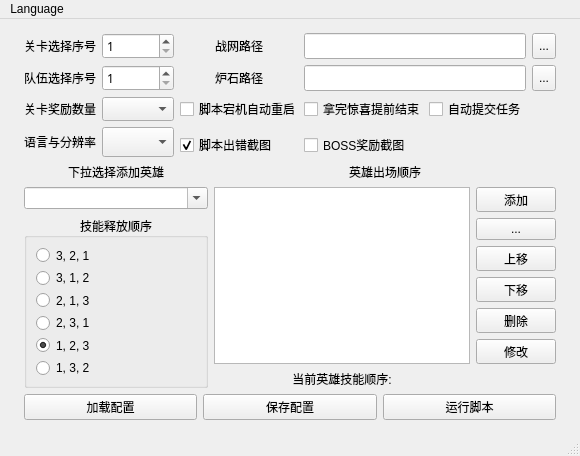
Old version of the form ui/main_chs.ui in the repository zhoubin-me/lushi_script.
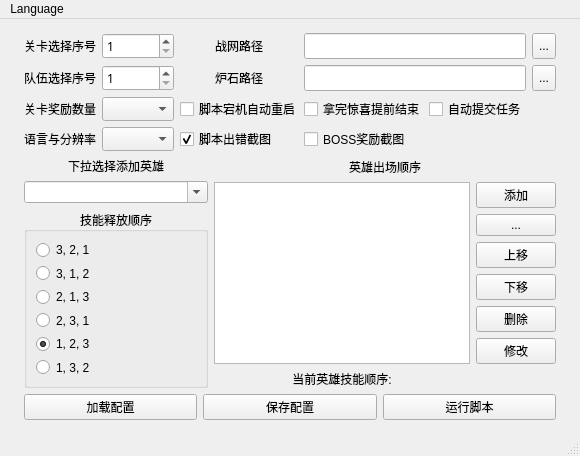
New version of the form. Custom widgets are drawn as their Qt base class.

Patch:
```diff
--- a/ui/main_chs.ui
+++ b/ui/main_chs.ui
@@ -10,6 +10,12 @@
     <height>456</height>
    </rect>
   </property>
+  <property name="sizePolicy">
+   <sizepolicy hsizetype="Preferred" vsizetype="Expanding">
+    <horstretch>0</horstretch>
+    <verstretch>0</verstretch>
+   </sizepolicy>
+  </property>
   <property name="minimumSize">
    <size>
     <width>580</width>
@@ -361,22 +367,6 @@
       </item>
       <item row="0" column="0">
        <layout class="QGridLayout" name="gridLayout_2">
-        <item row="6" column="1" rowspan="2">
-         <widget class="QComboBox" name="lang">
-          <property name="sizePolicy">
-           <sizepolicy hsizetype="Minimum" vsizetype="Expanding">
-            <horstretch>0</horstretch>
-            <verstretch>0</verstretch>
-           </sizepolicy>
-          </property>
-          <property name="font">
-           <font>
-            <family>Microsoft YaHei UI</family>
-            <pointsize>9</pointsize>
-           </font>
-          </property>
-         </widget>
-        </item>
         <item row="3" column="4">
          <widget class="QCheckBox" name="early_stop">
           <property name="sizePolicy">
@@ -482,28 +472,6 @@
           </property>
          </widget>
         </item>
-        <item row="6" column="0" rowspan="2">
-         <widget class="QLabel" name="label_8">
-          <property name="sizePolicy">
-           <sizepolicy hsizetype="Minimum" vsizetype="Expanding">
-            <horstretch>0</horstretch>
-            <verstretch>0</verstretch>
-           </sizepolicy>
-          </property>
-          <property name="font">
-           <font>
-            <family>Microsoft YaHei UI</family>
-            <pointsize>9</pointsize>
-           </font>
-          </property>
-          <property name="text">
-           <string>语言与分辨率</string>
-          </property>
-          <property name="alignment">
-           <set>Qt::AlignLeading|Qt::AlignLeft|Qt::AlignVCenter</set>
-          </property>
-         </widget>
-        </item>
         <item row="0" column="1">
          <widget class="QSpinBox" name="boss_level">
           <property name="sizePolicy">
@@ -589,25 +557,6 @@
           </property>
          </widget>
         </item>
-        <item row="7" column="4">
-         <widget class="QCheckBox" name="screenshot_reward">
-          <property name="sizePolicy">
-           <sizepolicy hsizetype="Minimum" vsizetype="Expanding">
-            <horstretch>0</horstretch>
-            <verstretch>0</verstretch>
-           </sizepolicy>
-          </property>
-          <property name="font">
-           <font>
-            <family>Microsoft YaHei UI</family>
-            <pointsize>9</pointsize>
-           </font>
-          </property>
-          <property name="text">
-           <string>BOSS奖励截图</string>
-          </property>
-         </widget>
-        </item>
         <item row="0" column="3">
          <widget class="QLabel" name="label_4">
           <property name="sizePolicy">
@@ -652,27 +601,6 @@
           </property>
          </widget>
         </item>
-        <item row="7" column="3">
-         <widget class="QCheckBox" name="is_screenshot">
-          <property name="sizePolicy">
-           <sizepolicy hsizetype="Minimum" vsizetype="Expanding">
-            <horstretch>0</horstretch>
-            <verstretch>0</verstretch>
-           </sizepolicy>
-          </property>
-          <property name="font">
-           <font>
-            <family>Microsoft YaHei UI</family>
-           </font>
-          </property>
-          <property name="text">
-           <string>脚本出错截图</string>
-          </property>
-          <property name="checked">
-           <bool>true</bool>
-          </property>
-         </widget>
-        </item>
         <item row="3" column="0">
          <widget class="QLabel" name="label_3">
           <property name="sizePolicy">
@@ -745,6 +673,84 @@
           </property>
          </widget>
         </item>
+        <item row="4" column="0">
+         <widget class="QLabel" name="label_8">
+          <property name="sizePolicy">
+           <sizepolicy hsizetype="Expanding" vsizetype="Expanding">
+            <horstretch>0</horstretch>
+            <verstretch>0</verstretch>
+           </sizepolicy>
+          </property>
+          <property name="font">
+           <font>
+            <family>Microsoft YaHei UI</family>
+            <pointsize>9</pointsize>
+           </font>
+          </property>
+          <property name="text">
+           <string>语言与分辨率</string>
+          </property>
+          <property name="alignment">
+           <set>Qt::AlignLeading|Qt::AlignLeft|Qt::AlignVCenter</set>
+          </property>
+         </widget>
+        </item>
+        <item row="4" column="1">
+         <widget class="QComboBox" name="lang">
+          <property name="sizePolicy">
+           <sizepolicy hsizetype="Expanding" vsizetype="Expanding">
+            <horstretch>0</horstretch>
+            <verstretch>0</verstretch>
+           </sizepolicy>
+          </property>
+          <property name="font">
+           <font>
+            <family>Microsoft YaHei UI</family>
+            <pointsize>9</pointsize>
+           </font>
+          </property>
+         </widget>
+        </item>
+        <item row="4" column="3">
+         <widget class="QCheckBox" name="is_screenshot">
+          <property name="sizePolicy">
+           <sizepolicy hsizetype="Expanding" vsizetype="Expanding">
+            <horstretch>0</horstretch>
+            <verstretch>0</verstretch>
+           </sizepolicy>
+          </property>
+          <property name="font">
+           <font>
+            <family>Microsoft YaHei UI</family>
+           </font>
+          </property>
+          <property name="text">
+           <string>脚本出错截图</string>
+          </property>
+          <property name="checked">
+           <bool>true</bool>
+          </property>
+         </widget>
+        </item>
+        <item row="4" column="4">
+         <widget class="QCheckBox" name="screenshot_reward">
+          <property name="sizePolicy">
+           <sizepolicy hsizetype="Expanding" vsizetype="Expanding">
+            <horstretch>0</horstretch>
+            <verstretch>0</verstretch>
+           </sizepolicy>
+          </property>
+          <property name="font">
+           <font>
+            <family>Microsoft YaHei UI</family>
+            <pointsize>9</pointsize>
+           </font>
+          </property>
+          <property name="text">
+           <string>BOSS奖励截图</string>
+          </property>
+         </widget>
+        </item>
        </layout>
       </item>
      </layout>
```
Left out of the diff: 30 changed lines with no effect on the pictures.
